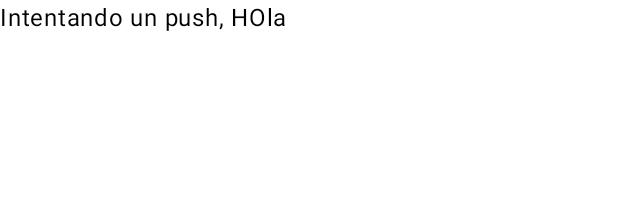
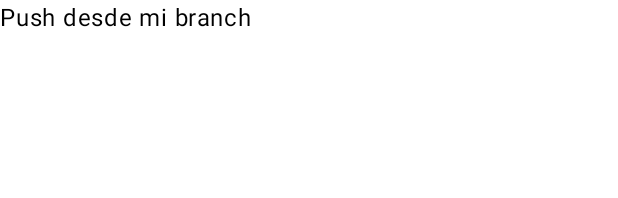
Before and after one commit to Rockking01/NuevoAmanecer, an Android app built with Jetpack Compose: the @Preview function GreetingPreview, on a phone screen of 412 x 824 dp. Shown: the top 198 px of the screen. Run offline under Robolectric (Android 15) with nearby library versions, the phone set to English and light mode, and no system bars.

Commit message:
push branch

```diff
--- a/app/src/main/java/com/example/nuevoamanecer/MainActivity.kt
+++ b/app/src/main/java/com/example/nuevoamanecer/MainActivity.kt
@@ -34,7 +34,7 @@ class MainActivity : ComponentActivity() {
 fun Greeting(name: String, modifier: Modifier = Modifier) {
     Column {
         Text(
-            text = "Intentando un push, HOla",
+            text = "Push desde mi branch",
             modifier = modifier
         )
     }
```
